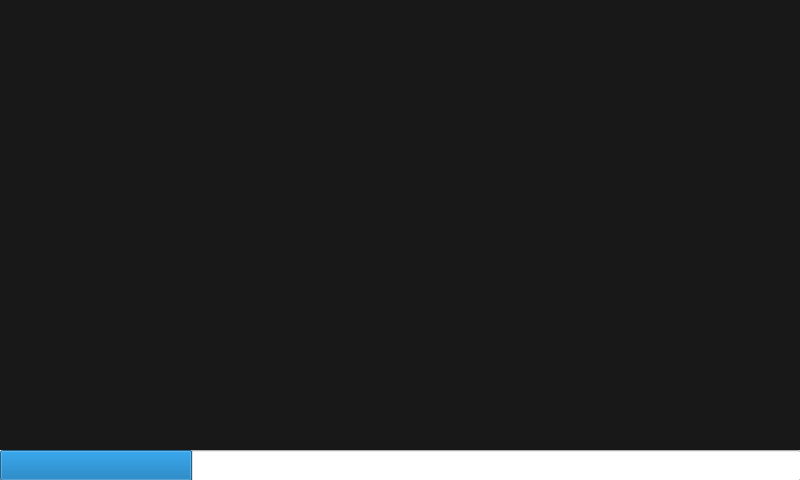
First picture: the form in wikiLYNX/ui/loadingscreen.ui, repository flamboyantpenguin/wikilynx, before the edit.
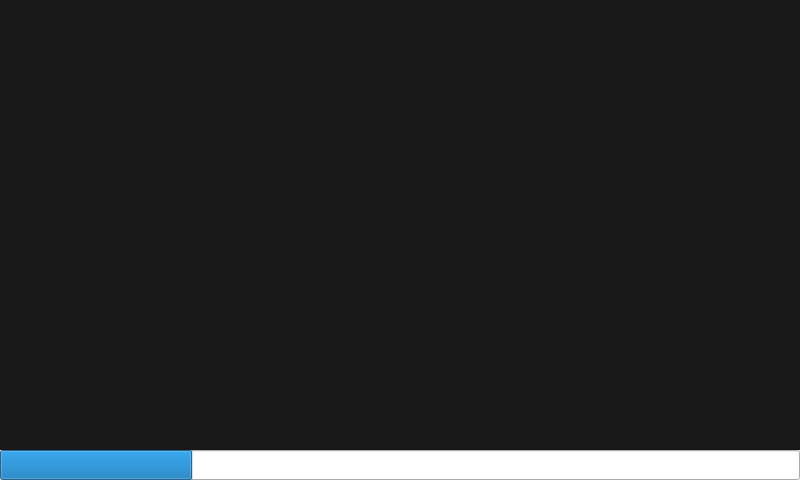
Second picture: the form after the edit. Icons and pictures are not drawn.

What changed in the file:
```diff
--- a/wikiLYNX/ui/loadingscreen.ui
+++ b/wikiLYNX/ui/loadingscreen.ui
@@ -29,6 +29,23 @@
    <iconset resource="../assets/assets.qrc">
     <normaloff>:/base/images/wikiLYNX_logo.svg</normaloff>:/base/images/wikiLYNX_logo.svg</iconset>
   </property>
+  <layout class="QVBoxLayout" name="verticalLayout">
+   <property name="spacing">
+    <number>0</number>
+   </property>
+   <property name="leftMargin">
+    <number>0</number>
+   </property>
+   <property name="topMargin">
+    <number>0</number>
+   </property>
+   <property name="rightMargin">
+    <number>0</number>
+   </property>
+   <property name="bottomMargin">
+    <number>0</number>
+   </property>
+   <item>
   <widget class="QTextBrowser" name="welcomeBanner">
    <property name="geometry">
     <rect>
@@ -72,22 +89,28 @@
    <property name="cursorWidth">
     <number>0</number>
    </property>
-  </widget>
+     <property name="textInteractionFlags">
+      <set>Qt::TextInteractionFlag::NoTextInteraction</set>
+     </property>
+     <property name="openLinks">
+      <bool>false</bool>
+     </property>
+    </widget>
+   </item>
+   <item>
   <widget class="QProgressBar" name="progressBar">
-   <property name="geometry">
-    <rect>
-     <x>0</x>
-     <y>450</y>
-     <width>801</width>
-     <height>31</height>
-    </rect>
-   </property>
    <property name="sizePolicy">
     <sizepolicy hsizetype="Maximum" vsizetype="Fixed">
      <horstretch>0</horstretch>
      <verstretch>0</verstretch>
     </sizepolicy>
    </property>
+     <property name="minimumSize">
+      <size>
+       <width>800</width>
+       <height>30</height>
+      </size>
+     </property>
    <property name="value">
     <number>24</number>
    </property>
@@ -95,6 +118,8 @@
     <bool>false</bool>
    </property>
   </widget>
+   </item>
+  </layout>
  </widget>
  <resources>
   <include location="../assets/assets.qrc"/>
```
Left out of the diff: 28 changed lines with no effect on the pictures. Lines whose indentation alone changed are shown as unchanged.
